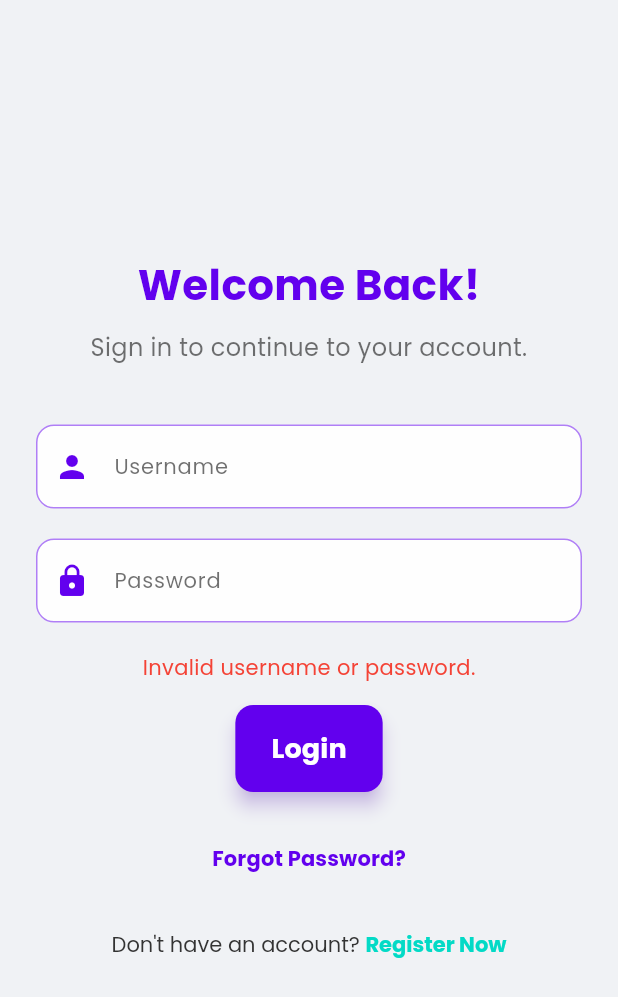
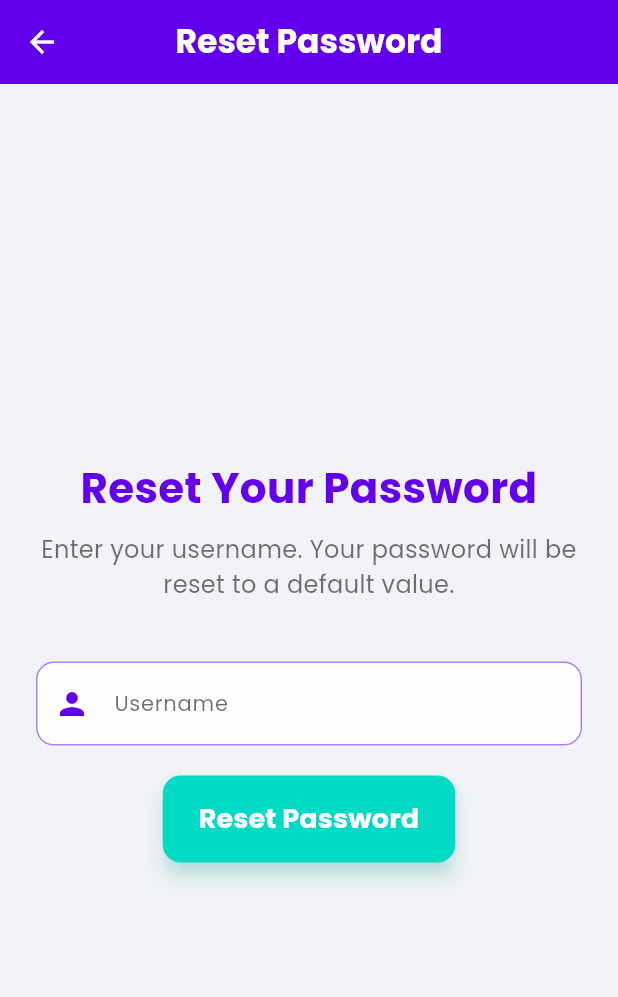
Before and after one commit to MohdFarhanS/flutter_multi_page_app, a Flutter app: the screen it shows after launch, after a tap on "Login", after a tap on "Forgot Password?", on a phone screen of 412 x 824 dp. Shown: the top 997 px of the screen. Run offline on Flutter 3.47's test engine with Material 3 defaults, Android fonts, the phone set to English and light mode, and no system bars; our stand-ins replace google_fonts, shared_preferences.

Commit message:
update forgot password

```diff
--- /dev/null
+++ b/lib/pages/auth/forgot_password_page.dart
@@ -0,0 +1,136 @@
+// lib/pages/auth/forgot_password_page.dart
+import 'package:flutter/material.dart';
+import 'package:multi_page_app/services/auth_service.dart';
+import 'package:multi_page_app/utils/app_colors.dart';
+import 'package:multi_page_app/utils/app_styles.dart';
+import 'package:multi_page_app/widgets/custom_button.dart';
+import 'package:multi_page_app/widgets/custom_text_field.dart';
+
+class ForgotPasswordPage extends StatefulWidget {
+  const ForgotPasswordPage({Key? key}) : super(key: key);
+
+  @override
+  State<ForgotPasswordPage> createState() => _ForgotPasswordPageState();
+}
+
+class _ForgotPasswordPageState extends State<ForgotPasswordPage> {
+  final TextEditingController _usernameController = TextEditingController(); // Ubah ke username
+  final AuthService _authService = AuthService();
+
+  bool _isLoading = false;
+  String? _message;
+  bool _isSuccess = false;
+
+  void _resetPassword() async {
+    setState(() {
+      _isLoading = true;
+      _message = null;
+      _isSuccess = false;
+    });
+
+    final String usernameInput = _usernameController.text.trim(); // Ambil input username
+
+    if (usernameInput.isEmpty) {
+      setState(() {
+        _message = 'Please enter your username.';
+        _isLoading = false;
+      });
+      return;
+    }
+
+    // Panggil service baru untuk reset password ke default
+    bool success = await _authService.resetPasswordWithDefault(usernameInput);
+
+    setState(() {
+      _isLoading = false;
+    });
+
+    if (success) {
+      setState(() {
+        _message = 'Password for "$usernameInput" has been reset to "123456". Please login with the new password.';
+        _isSuccess = true;
+      });
+      // Berikan sedikit waktu agar pesan terbaca, lalu kembali ke login
+      Future.delayed(const Duration(seconds: 4), () {
+        if (mounted) {
+          Navigator.of(context).pop();
+        }
+      });
+    } else {
+      setState(() {
+        _message = 'Username "$usernameInput" not found. Please try again.';
+        _isSuccess = false;
+      });
+    }
+  }
+
+  @override
+  void dispose() {
+    _usernameController.dispose();
+    super.dispose();
+  }
+
+  @override
+  Widget build(BuildContext context) {
+    return Scaffold(
+      backgroundColor: AppColors.backgroundColor,
+      appBar: AppBar(
+        title: Text('Reset Password', style: AppStyles.headline2.copyWith(color: AppColors.white)), // Ubah judul
+        backgroundColor: AppColors.primaryColor,
+        elevation: 0,
+        leading: IconButton(
+          icon: const Icon(Icons.arrow_back, color: AppColors.white),
+          onPressed: () => Navigator.of(context).pop(),
+        ),
+        centerTitle: true,
+      ),
+      body: Center(
+        child: SingleChildScrollView(
+          padding: const EdgeInsets.all(24),
+          child: Column(
+            mainAxisAlignment: MainAxisAlignment.center,
+            children: [
+              Text(
+                'Reset Your Password',
+                style: AppStyles.headline1.copyWith(color: AppColors.primaryColor),
+                textAlign: TextAlign.center,
+              ),
+              const SizedBox(height: 10),
+              Text(
+                'Enter your username. Your password will be reset to a default value.', // Ubah deskripsi
+                style: AppStyles.bodyText1.copyWith(color: AppColors.textColor.withOpacity(0.7)),
+                textAlign: TextAlign.center,
+              ),
+              const SizedBox(height: 40),
+              CustomTextField(
+                controller: _usernameController, // Gunakan controller username
+                labelText: 'Username', // Ubah label
+                keyboardType: TextInputType.text, // Pastikan keyboardType sesuai
+                prefixIcon: const Icon(Icons.person, color: AppColors.primaryColor), // Ubah icon
+              ),
+              const SizedBox(height: 20),
+              if (_message != null)
+                Padding(
+                  padding: const EdgeInsets.only(bottom: 15),
+                  child: Text(
+                    _message!,
+                    style: AppStyles.bodyText2.copyWith(
+                      color: _isSuccess ? AppColors.success : AppColors.error,
+                    ),
+                    textAlign: TextAlign.center,
+                  ),
+                ),
+              _isLoading
+                  ? const CircularProgressIndicator(color: AppColors.primaryColor)
+                  : CustomButton(
+                      text: 'Reset Password',
+                      onPressed: _resetPassword,
+                      backgroundColor: AppColors.accentColor,
+                    ),
+            ],
+          ),
+        ),
+      ),
+    );
+  }
+}
--- a/lib/pages/auth/login_page.dart
+++ b/lib/pages/auth/login_page.dart
@@ -1,9 +1,8 @@
-// ignore_for_file: deprecated_member_use
-
+// lib/pages/auth/login_page.dart
 import 'package:flutter/material.dart';
 import 'package:multi_page_app/pages/auth/register_page.dart';
-// import 'package:multi_page_app/pages/home/home_page.dart';
-import 'package:multi_page_app/pages/main_wrapper.dart';
+import 'package:multi_page_app/pages/auth/forgot_password_page.dart'; // Import halaman forgot password
+import 'package:multi_page_app/pages/main_wrapper.dart'; // Perbaikan navigasi sebelumnya
 import 'package:multi_page_app/services/auth_service.dart';
 import 'package:multi_page_app/utils/app_colors.dart';
 import 'package:multi_page_app/utils/app_styles.dart';
@@ -41,10 +40,10 @@ class _LoginPageState extends State<LoginPage> {
 
     if (success) {
       // ignore: use_build_context_synchronously
-      Navigator.of(context).pushAndRemoveUntil(
-  MaterialPageRoute(builder: (context) => const MainWrapper()), // Arahkan ke MainWrapper
-  (Route<dynamic> route) => false, // Hapus semua rute sebelumnya
-);
+      Navigator.of(context).pushAndRemoveUntil( // Perbaikan navigasi: Arahkan ke MainWrapper
+        MaterialPageRoute(builder: (context) => const MainWrapper()),
+        (Route<dynamic> route) => false,
+      );
     } else {
       setState(() {
         _errorMessage = 'Invalid username or password.';
@@ -110,19 +109,21 @@ class _LoginPageState extends State<LoginPage> {
               const SizedBox(height: 20),
               TextButton(
                 onPressed: () {
-                  // TODO: Implement forgot password logic
+                  // Navigasi ke halaman forgot password
+                  Navigator.of(context).push(
+                    MaterialPageRoute(builder: (context) => const ForgotPasswordPage()),
+                  );
                 },
                 child: Text(
                   'Forgot Password?',
                   style: AppStyles.bodyText2.copyWith(color: AppColors.primaryColor),
                 ),
               ),
-              const SizedBox(height: 10), // Tambahkan jarak
+              const SizedBox(height: 10),
               TextButton(
                 onPressed: () {
-                  // Navigasi ke halaman registrasi
                   Navigator.of(context).push(
-                    MaterialPageRoute(builder: (context) => const RegisterPage()), // Perlu membuat RegisterPage
+                    MaterialPageRoute(builder: (context) => const RegisterPage()),
                   );
                 },
                 child: RichText(
@@ -133,7 +134,7 @@ class _LoginPageState extends State<LoginPage> {
                       TextSpan(
                         text: 'Register Now',
                         style: AppStyles.bodyText2.copyWith(
-                          color: AppColors.accentColor, // Warna menarik untuk link
+                          color: AppColors.accentColor,
                           fontWeight: FontWeight.bold,
                         ),
                       ),
```
Also changed, not shown: lib/services/auth_service.dart (+28 -0 lines).
